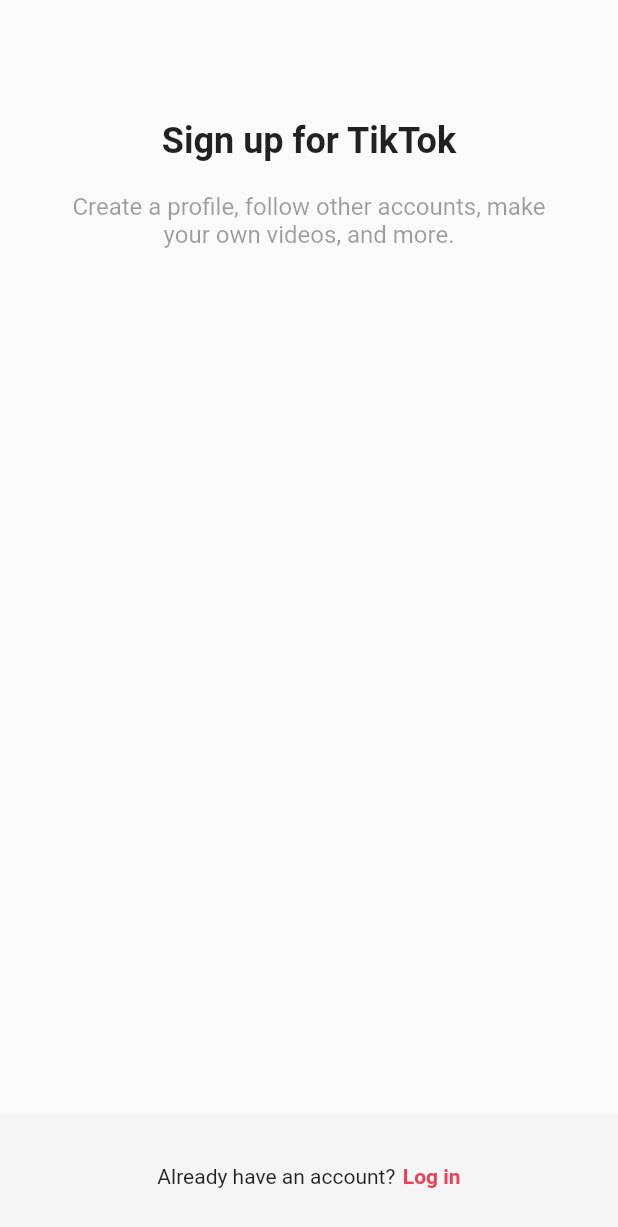
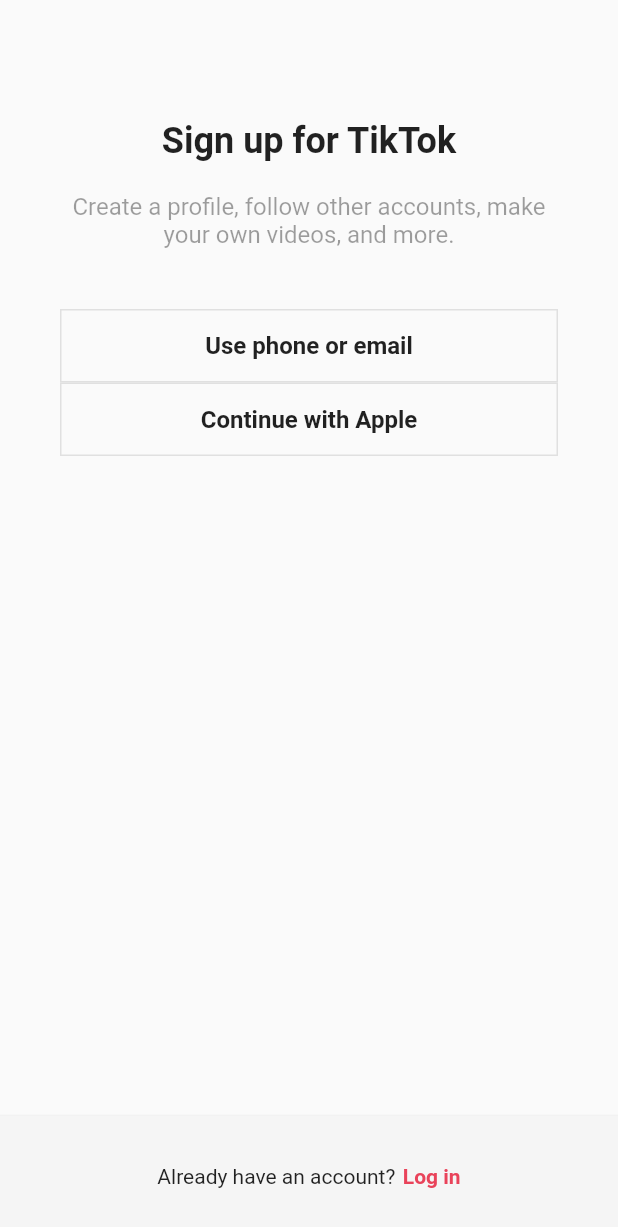
Before and after one commit to Kimyongba/tiltok_clone, a Flutter app: the screen it shows after launch, on a phone screen of 412 x 824 dp. Shown: the top 1227 px of the screen. Run offline on Flutter 3.47's test engine with Material 2 defaults, Android fonts, the phone set to English and light mode, and no system bars.

```diff
--- a/lib/screens/sign_up/sign_up_screen.dart
+++ b/lib/features/authentication/sign_up_screen.dart
@@ -1,10 +1,20 @@
 import 'package:flutter/material.dart';
+import 'package:tiktok_clone/features/authentication/login_screen.dart';
+import 'package:tiktok_clone/features/authentication/widgets/auth_button.dart';
 
 import '../../constants/gaps.dart';
 import '../../constants/sizes.dart';
 
 class SignUpScreen extends StatelessWidget {
   const SignUpScreen({super.key});
+
+  void onLoginTap(BuildContext context) {
+    Navigator.of(context).push(
+      MaterialPageRoute(
+        builder: (context) => const LogInScreen(),
+      ),
+    );
+  }
 
   @override
   Widget build(BuildContext context) {
@@ -29,6 +39,9 @@ class SignUpScreen extends StatelessWidget {
                 ),
                 textAlign: TextAlign.center,
               ),
+              Gaps.v40,
+              AuthButton(text: "Use phone or email"),
+              AuthButton(text: "Continue with Apple"),
             ],
           ),
         ),
@@ -43,11 +56,14 @@ class SignUpScreen extends StatelessWidget {
             children: [
               const Text('Already have an account?'),
               Gaps.h5,
-              Text(
-                'Log in',
-                style: TextStyle(
-                    color: Theme.of(context).primaryColor,
-                    fontWeight: FontWeight.w600),
+              GestureDetector(
+                onTap: () => onLoginTap(context),
+                child: Text(
+                  'Log in',
+                  style: TextStyle(
+                      color: Theme.of(context).primaryColor,
+                      fontWeight: FontWeight.w600),
+                ),
               ),
             ],
           ),
--- /dev/null
+++ b/lib/features/authentication/widgets/auth_button.dart
@@ -0,0 +1,31 @@
+import 'package:flutter/material.dart';
+import 'package:tiktok_clone/constants/sizes.dart';
+
+class AuthButton extends StatelessWidget {
+  final String text;
+
+  const AuthButton({super.key, required this.text});
+
+  @override
+  Widget build(BuildContext context) {
+    return FractionallySizedBox(
+      widthFactor: 1,
+      child: Container(
+        padding: const EdgeInsets.symmetric(vertical: Sizes.size14),
+        decoration: BoxDecoration(
+            border: Border.all(
+          color: Colors.grey.shade300,
+          width: Sizes.size1,
+        )),
+        child: Text(
+          text,
+          textAlign: TextAlign.center,
+          style: const TextStyle(
+            fontSize: Sizes.size16,
+            fontWeight: FontWeight.w600,
+          ),
+        ),
+      ),
+    );
+  }
+}
--- a/lib/main.dart
+++ b/lib/main.dart
@@ -1,5 +1,6 @@
 import 'package:flutter/material.dart';
-import 'package:tiktok_clone/screens/sign_up/sign_up_screen.dart';
+
+import 'features/authentication/sign_up_screen.dart';
 
 void main() {
   runApp(const TikTokApp());
```
Also changed, not shown: lib/features/authentication/login_screen.dart (added, +65 -0 lines).
